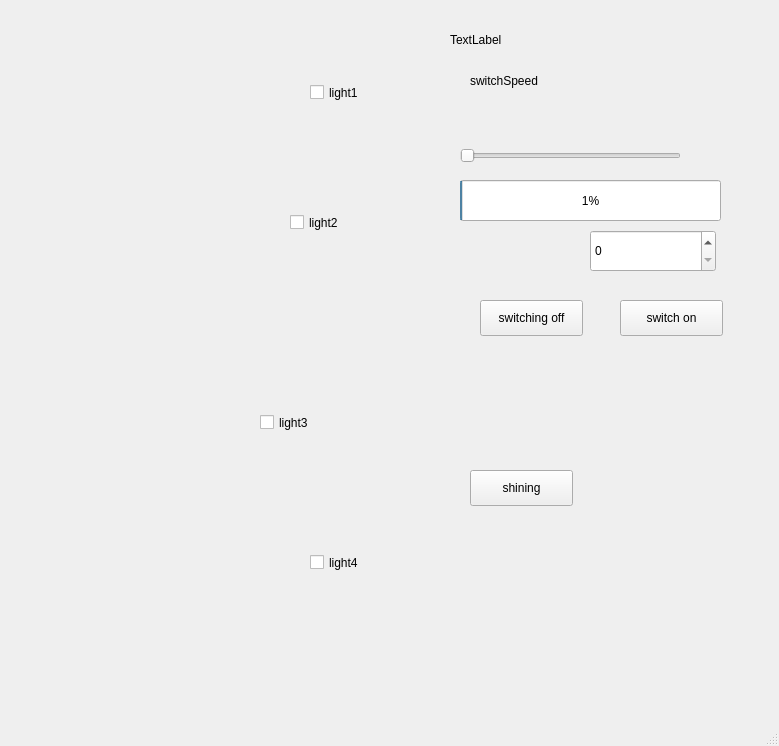
Before: the Qt Designer form mainwindow.ui in nonorze-VOXX/qt-bad, drawn with Qt 5.
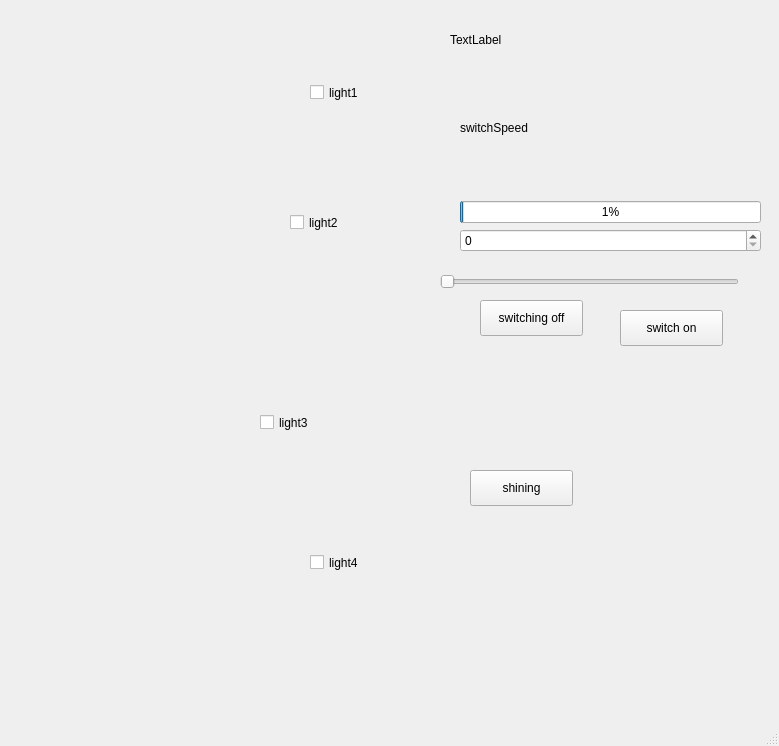
After: the same form once the commit is applied. Icons and pictures are not drawn.

Commit message: a,s can move slider

Diff of the .ui file:
```diff
--- a/mainwindow.ui
+++ b/mainwindow.ui
@@ -17,7 +17,7 @@
    <widget class="QLabel" name="label_2">
     <property name="geometry">
      <rect>
-      <x>110</x>
+      <x>90</x>
       <y>160</y>
       <width>131</width>
       <height>161</height>
@@ -170,21 +170,11 @@
      <string>E</string>
     </property>
    </widget>
-   <widget class="QSpinBox" name="spinBox">
-    <property name="geometry">
-     <rect>
-      <x>590</x>
-      <y>230</y>
-      <width>126</width>
-      <height>42</height>
-     </rect>
-    </property>
-   </widget>
    <widget class="QPushButton" name="dump">
     <property name="geometry">
      <rect>
       <x>620</x>
-      <y>300</y>
+      <y>310</y>
       <width>103</width>
       <height>36</height>
      </rect>
@@ -196,45 +186,6 @@
      <string>W</string>
     </property>
    </widget>
-   <widget class="QLabel" name="switchSpeed">
-    <property name="geometry">
-     <rect>
-      <x>470</x>
-      <y>50</y>
-      <width>221</width>
-      <height>61</height>
-     </rect>
-    </property>
-    <property name="text">
-     <string>switchSpeed</string>
-    </property>
-   </widget>
-   <widget class="QSlider" name="speedSlider">
-    <property name="geometry">
-     <rect>
-      <x>460</x>
-      <y>140</y>
-      <width>221</width>
-      <height>31</height>
-     </rect>
-    </property>
-    <property name="orientation">
-     <enum>Qt::Horizontal</enum>
-    </property>
-   </widget>
-   <widget class="QProgressBar" name="speedBar">
-    <property name="geometry">
-     <rect>
-      <x>460</x>
-      <y>180</y>
-      <width>261</width>
-      <height>41</height>
-     </rect>
-    </property>
-    <property name="value">
-     <number>1</number>
-    </property>
-   </widget>
    <widget class="QLabel" name="cout">
     <property name="geometry">
      <rect>
@@ -264,6 +215,48 @@
      <string>Q</string>
     </property>
    </widget>
+   <widget class="QWidget" name="verticalLayoutWidget">
+    <property name="geometry">
+     <rect>
+      <x>460</x>
+      <y>61</y>
+      <width>301</width>
+      <height>191</height>
+     </rect>
+    </property>
+    <layout class="QVBoxLayout" name="verticalLayout">
+     <item>
+      <widget class="QLabel" name="switchSpeed">
+       <property name="text">
+        <string>switchSpeed</string>
+       </property>
+      </widget>
+     </item>
+     <item>
+      <widget class="QProgressBar" name="speedBar">
+       <property name="value">
+        <number>1</number>
+       </property>
+      </widget>
+     </item>
+     <item>
+      <widget class="QSpinBox" name="spinBox"/>
+     </item>
+    </layout>
+   </widget>
+   <widget class="QSlider" name="speedSlider">
+    <property name="geometry">
+     <rect>
+      <x>440</x>
+      <y>270</y>
+      <width>299</width>
+      <height>24</height>
+     </rect>
+    </property>
+    <property name="orientation">
+     <enum>Qt::Horizontal</enum>
+    </property>
+   </widget>
   </widget>
   <widget class="QMenuBar" name="menubar">
    <property name="geometry">
```
The commit also changes 2 other files.
